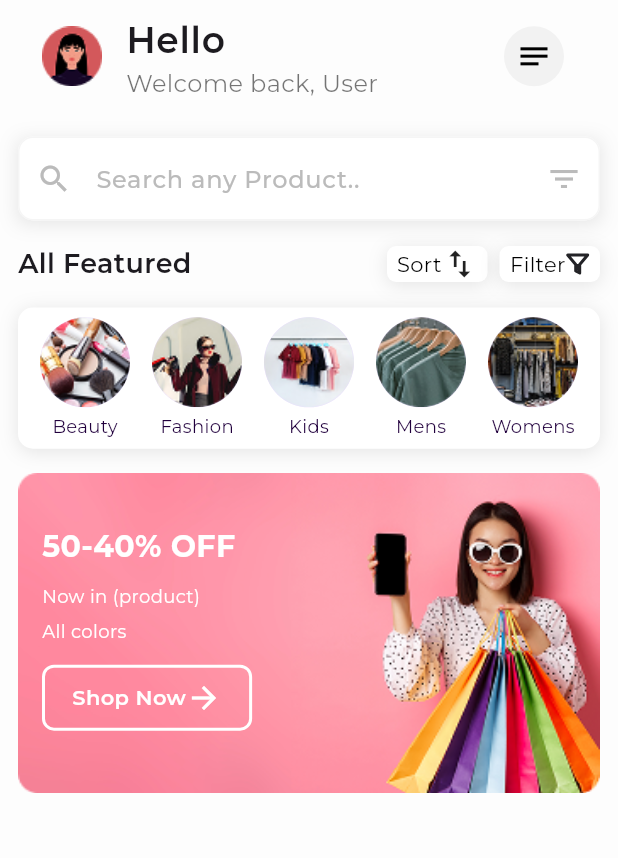
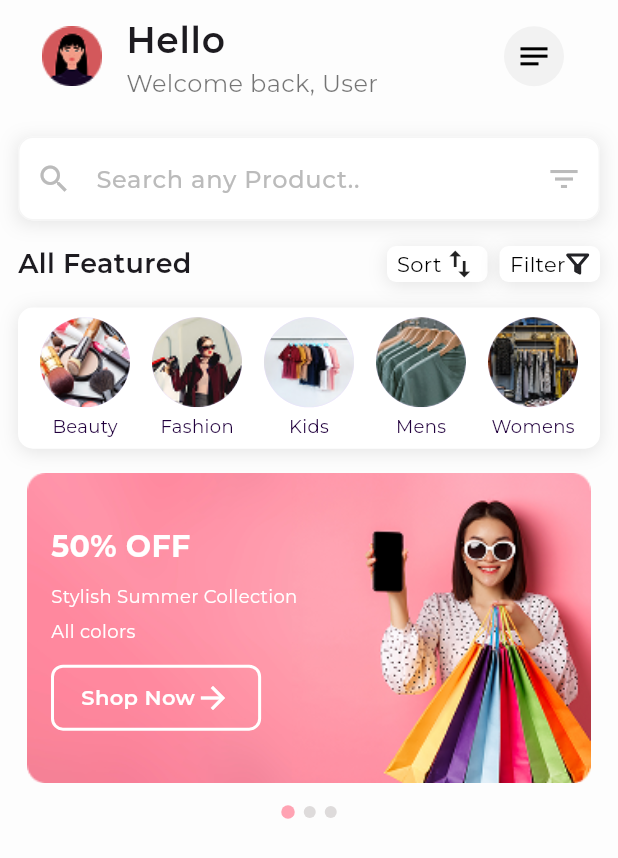
Before and after one commit to Ahmedmo1910/stylish, a Flutter app: the HomeScreen screen opened by its route, on a phone screen of 412 x 824 dp. Shown: the top 858 px of the screen. Run offline on Flutter 3.47's test engine with Material 3 defaults, Android fonts, the phone set to English and light mode, and no system bars; drawn by our look-alikes of dots_indicator; our stand-ins replace bloc, cloud_firestore, dartz, firebase_auth, firebase_core, flutter_bloc and 5 more; missing offline and left inert: flutter_facebook_auth; accounts and stored records are empty.

Commit message:
update featured list

```diff
--- a/lib/features/home/presentation/views/widgets/featured_item.dart
+++ b/lib/features/home/presentation/views/widgets/featured_item.dart
@@ -3,12 +3,24 @@ import 'package:stylish/core/utils/app_text_styles.dart';
 import 'package:stylish/features/home/presentation/views/widgets/featured_item_button.dart';
 
 class FeaturedItem extends StatelessWidget {
-  const FeaturedItem({super.key});
+  final String imagePath;
+  final String offer;
+  final String text1;
+  final String text2;
+  const FeaturedItem({
+    super.key,
+    required this.imagePath,
+    required this.offer,
+    required this.text1,
+    this.text2 = 'All colors',
+  });
 
   @override
   Widget build(BuildContext context) {
     var featuredItemWidth = MediaQuery.of(context).size.width;
-    return SizedBox(
+    return Padding(
+      padding: const EdgeInsets.symmetric(horizontal: 6.0),
+      child: SizedBox(
         width: featuredItemWidth,
         child: AspectRatio(
           aspectRatio: 343 / 189,
@@ -17,7 +29,7 @@ class FeaturedItem extends StatelessWidget {
               Positioned(
                 child: Image.asset(
                   width: double.infinity,
-                'assets/images/featured_image.png',
+                  imagePath,
                   fit: BoxFit.fitWidth,
                 ),
               ),
@@ -28,21 +40,21 @@ class FeaturedItem extends StatelessWidget {
                   crossAxisAlignment: CrossAxisAlignment.start,
                   children: [
                     Text(
-                    '50-40% OFF',
+                      offer,
                       style: AppTextStyles.semiBold20.copyWith(
                         color: Colors.white,
                       ),
                     ),
                     const SizedBox(height: 10),
                     Text(
-                    'Now in (product)',
+                      text1,
                       style: AppTextStyles.small12.copyWith(
                         color: Colors.white,
                       ),
                     ),
                     const SizedBox(height: 6),
                     Text(
-                    'All colors',
+                      text2,
                       style: AppTextStyles.small12.copyWith(
                         color: Colors.white,
                       ),
@@ -55,6 +67,7 @@ class FeaturedItem extends StatelessWidget {
             ],
           ),
         ),
+      ),
     );
   }
 }
--- /dev/null
+++ b/lib/features/home/presentation/views/widgets/featured_list.dart
@@ -0,0 +1,81 @@
+import 'package:dots_indicator/dots_indicator.dart';
+import 'package:flutter/material.dart';
+import 'package:stylish/features/home/presentation/views/widgets/featured_item.dart';
+
+class FeaturedList extends StatefulWidget {
+  const FeaturedList({super.key});
+
+  @override
+  State<FeaturedList> createState() => _FeaturedListState();
+}
+
+class _FeaturedListState extends State<FeaturedList> {
+  final PageController _controller = PageController();
+  double currentPage = 0;
+
+  @override
+  void initState() {
+    super.initState();
+    _controller.addListener(() {
+      setState(() {
+        currentPage = _controller.page ?? 0;
+      });
+    });
+  }
+
+  @override
+  void dispose() {
+    _controller.dispose();
+    super.dispose();
+  }
+
+  @override
+  Widget build(BuildContext context) {
+    return Column(
+      children: [
+        AspectRatio(
+          aspectRatio: 343 / 189,
+          child: PageView(
+            controller: _controller,
+            scrollDirection: Axis.horizontal,
+            pageSnapping: true,
+            children: const [
+              FeaturedItem(
+                imagePath: 'assets/images/featured_image.png',
+                offer: '50% OFF',
+                text1: 'Stylish Summer Collection',
+                text2: 'All colors',
+              ),
+              FeaturedItem(
+                imagePath: 'assets/images/featured_image.png',
+                offer: '30% OFF',
+                text1: 'Winter Sale',
+                text2: 'Limited Edition',
+              ),
+              FeaturedItem(
+                imagePath: 'assets/images/featured_image.png',
+                offer: 'Buy 1 Get 1 Free',
+                text1: 'Exclusive Offers',
+                text2: 'Selected Items',
+              ),
+            ],
+          ),
+        ),
+        DotsIndicator(
+          animate: true,
+          dotsCount: 3,
+          position: currentPage.toDouble(),
+          decorator: DotsDecorator(
+            spacing: const EdgeInsets.symmetric(horizontal: 3.0, vertical: 8.0),
+            activeColor: const Color(0xFFFFA3B3),
+            color: const Color(0xFFDEDBDB),
+            size: const Size.square(8.0),
+            activeShape: RoundedRectangleBorder(
+              borderRadius: BorderRadius.circular(6.0),
+            ),
+          ),
+        ),
+      ],
+    );
+  }
+}
--- a/lib/features/home/presentation/views/widgets/home_screen_body.dart
+++ b/lib/features/home/presentation/views/widgets/home_screen_body.dart
@@ -3,7 +3,7 @@ import 'package:stylish/core/widgets/search_text_field.dart';
 import 'package:stylish/features/home/presentation/views/widgets/custom_home_app_bar.dart';
 import 'package:stylish/features/home/presentation/views/widgets/featured_categories.dart';
 import 'package:stylish/features/home/presentation/views/widgets/featured_filter.dart';
-import 'package:stylish/features/home/presentation/views/widgets/featured_item.dart';
+import 'package:stylish/features/home/presentation/views/widgets/featured_list.dart';
 
 class HomeScreenBody extends StatelessWidget {
   const HomeScreenBody({super.key});
@@ -25,7 +25,7 @@ class HomeScreenBody extends StatelessWidget {
                 SizedBox(height: 16.0),
                 FeaturedCategories(),
                 SizedBox(height: 16.0),
-                FeaturedItem(),
+                FeaturedList(),
               ],
             ),
           )
```
Lines whose indentation alone changed are shown as unchanged.
